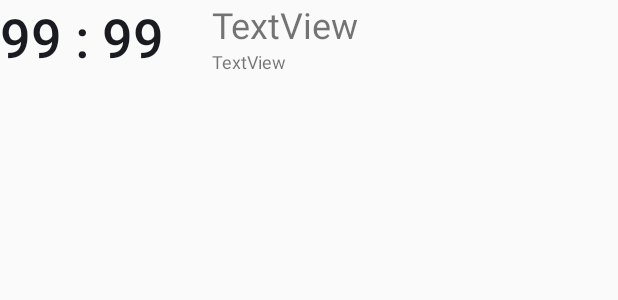
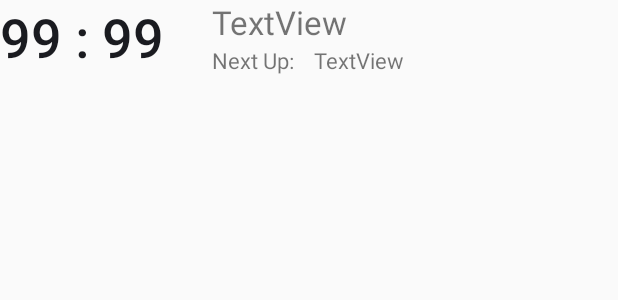
Before and after one commit to cube1324/Timer, an Android app: the layout timer_notification.xml on its own in the app's theme, with its tools: preview values and no code run, on a phone screen of 412 x 824 dp. Shown: the top 300 px of the screen. Run offline under Robolectric (Android 15) with nearby library versions, the phone set to English and light mode, and no system bars.

Commit message:
Fixed Text Scaling on the Notification

```diff
--- a/app/src/main/res/layout/timer_notification.xml
+++ b/app/src/main/res/layout/timer_notification.xml
@@ -1,7 +1,7 @@
 <?xml version="1.0" encoding="utf-8"?>
 <LinearLayout xmlns:android="http://schemas.android.com/apk/res/android"
     android:layout_width="match_parent"
-    android:layout_height="wrap_content">
+    android:layout_height="50dp">
 
     <TextView
         android:id="@+id/timer_view"
@@ -20,18 +20,33 @@
         <TextView
             android:id="@+id/name_view"
             android:layout_width="match_parent"
-            android:layout_height="wrap_content"
+            android:layout_height="30dp"
             android:autoSizeTextType="uniform"
-            android:text="TextView"
-            android:textSize="24sp" />
+            android:text="TextView" />
 
-        <TextView
-            android:id="@+id/next_name_view"
+        <LinearLayout
             android:layout_width="match_parent"
-            android:layout_height="wrap_content"
-            android:autoSizeTextType="uniform"
-            android:text="TextView"
-            android:textSize="14sp" />
+            android:layout_height="20dp"
+            android:orientation="horizontal">
+
+            <TextView
+                android:layout_width="60dp"
+                android:layout_height="20dp"
+                android:autoSizeTextType="uniform"
+                android:text="Next Up:" />
+
+            <TextView
+                android:id="@+id/next_name_view"
+                android:layout_width="match_parent"
+                android:layout_height="20dp"
+                android:layout_marginLeft="8dp"
+                android:autoSizeTextType="uniform"
+                android:text="TextView" />
+
+        </LinearLayout>
+
+
+
     </LinearLayout>
 
 
```
